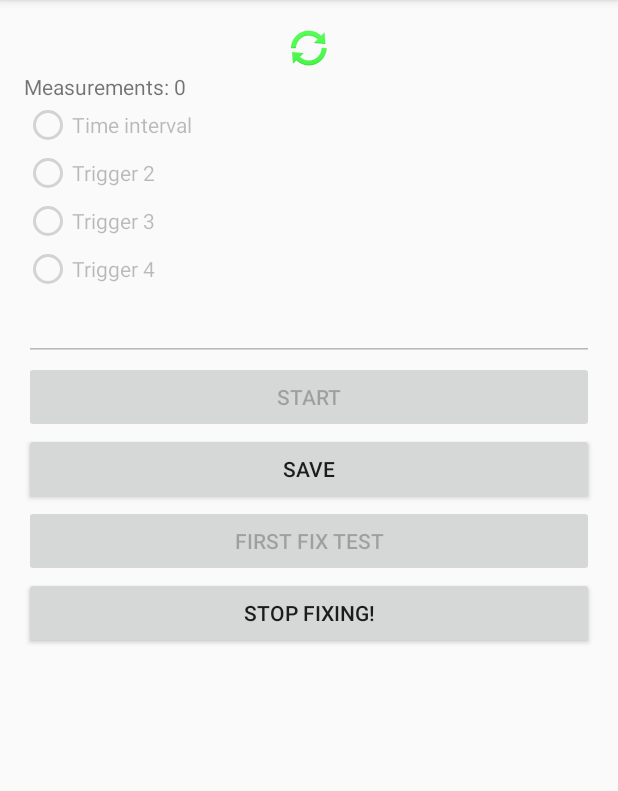
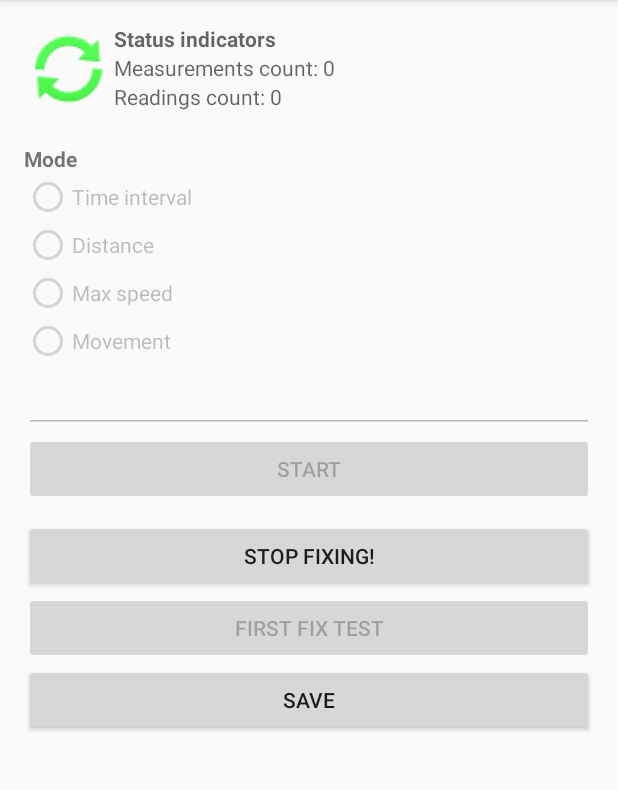
Before and after one commit to Winnak/AU-CS-PP-GNSS, an Android app: the screen it shows after launch (MainActivity), after a tap on "FIRST FIX TEST", on a phone screen of 412 x 824 dp, the part 84-875 px from its top. Run offline under Robolectric (Android 15) with nearby library versions, the phone set to English and light mode, and no system bars.

Commit message:
Updated arcitecture

```diff
--- a/app/src/main/java/dk/au/cs/pervasivepositioninggps/MainActivity.java
+++ b/app/src/main/java/dk/au/cs/pervasivepositioninggps/MainActivity.java
@@ -14,7 +14,6 @@ import android.widget.*;
 import java.security.AccessControlException;
 
 public class MainActivity extends AppCompatActivity {
-
     boolean m_Started = false;
 
     LocationManager m_LocMan;
@@ -26,6 +25,7 @@ public class MainActivity extends AppCompatActivity {
     Button m_FirstFixButton;
     ImageView m_StatusIcon;
     TextView m_MesaurementCountLabel;
+    TextView m_ReadingsCountLabel;
 
     public void onStartBtnClicked(View view)
     {
@@ -46,11 +46,14 @@ public class MainActivity extends AppCompatActivity {
             case R.id.triggerTime:
                 m_Monitor.getTimeFix(value);
                 break;
-            case R.id.trigger2:
+            case R.id.triggerDistance:
+                m_Monitor.getDistanceFix(value);
                 break;
-            case R.id.trigger3:
+            case R.id.triggerMaxSpeed:
+                m_Monitor.getMaxSpeedFix(value);
                 break;
-            case R.id.trigger4:
+            case R.id.triggerMovement:
+                m_Monitor.getMovementFix(value);
                 break;
             default:
                 Toast.makeText(getApplicationContext(), "Error: No trigger type was selected", Toast.LENGTH_SHORT).show();
@@ -62,9 +65,12 @@ public class MainActivity extends AppCompatActivity {
 
     public void onSaveBtnClicked(View view)
     {
+        // Write file
+
+        // If successful run the following, otherwise; return before this.
         Toast.makeText(getApplicationContext(), "File saved", Toast.LENGTH_SHORT).show();
         setWidgetEnables(true);
-
+        m_Monitor.measurements.clear();
         m_MesaurementCountLabel.setText("Measurements: " + m_Monitor.measurements.size());
     }
 
@@ -105,7 +111,7 @@ public class MainActivity extends AppCompatActivity {
 
         if (ActivityCompat.checkSelfPermission(this, Manifest.permission.ACCESS_FINE_LOCATION) != PackageManager.PERMISSION_GRANTED) {
             Log.e("Initialize", "Failed to acquire the proper permissions. " + Log.getStackTraceString(new AccessControlException("Failed to aquire proper permissions")));
-            return; // we (currently) want the stack trace if this fails.
+            return;
         }
 
         m_RadioGroup = (RadioGroup)findViewById(R.id.radioGroup);
@@ -114,15 +120,8 @@ public class MainActivity extends AppCompatActivity {
         m_FirstFixButton = (Button) findViewById(R.id.buttonTest);
         m_StatusIcon = (ImageView) findViewById(R.id.statusIcon);
         m_MesaurementCountLabel = (TextView)findViewById(R.id.labelMeasurementCount);
+        m_ReadingsCountLabel = (TextView)findViewById(R.id.labelReadingsCount);
 
-        m_Monitor = new NmeaMonitor(m_LocMan, getApplicationContext(), m_StatusIcon, m_MesaurementCountLabel);
-        if(m_LocMan.addNmeaListener(m_Monitor))
-        {
-            Log.i("Initialize", "Successfully started listener for NMEA");
-        }
-        else
-        {
-            Log.e("Initialize", "Failed started listener for NMEA");
-        }
+        m_Monitor = new NmeaMonitor(m_LocMan, getApplicationContext(), m_StatusIcon, m_MesaurementCountLabel, m_ReadingsCountLabel);
     }
 }
--- a/app/src/main/java/dk/au/cs/pervasivepositioninggps/NmeaMonitor.java
+++ b/app/src/main/java/dk/au/cs/pervasivepositioninggps/NmeaMonitor.java
@@ -8,88 +8,134 @@ import android.content.pm.PackageManager;
 import android.location.GpsStatus.NmeaListener;
 import android.location.LocationManager;
 import android.support.v4.app.ActivityCompat;
-import android.support.v4.view.accessibility.AccessibilityManagerCompat;
 import android.util.Log;
-import android.widget.EditText;
-import android.widget.ImageView;
-import android.widget.TextView;
-import android.widget.Toast;
+import android.widget.*;
 
+import java.text.SimpleDateFormat;
 import java.util.ArrayList;
+import java.util.Date;
 
 /**
  * Created by Erik on 27-09-2016.
  */
 
 public class NmeaMonitor implements NmeaListener {
+    private enum Mode {
+        NONE, SINGLE, TIME, DISTANCE, MAXSPEED, MOVEMENT
+    }
+
+    private Mode m_Mode = Mode.NONE;
+
     private final int kFoundColor = 0xAA00FF00;
     private final int kSearchingColor = 0xAAFFFF00;
 
     public ArrayList<GpggaMeasurement> measurements = new ArrayList<GpggaMeasurement>();
+    private int m_ReadingsCount = 0;
 
     private LocationManager m_LocMan;
     private Context m_AppContext;
     private ImageView m_StatusIcon;
-    private TextView m_MesaurementCountLabel;
+    private TextView m_MeasurementCountLabel;
+    private TextView m_ReadingsCountLabel;
     private PendingIntent m_Intent;
 
-    public NmeaMonitor(LocationManager locman, Context appContext, ImageView statusIcon, TextView countLabel) {
+    public NmeaMonitor(LocationManager locman, Context appContext, ImageView statusIcon, TextView countLabel, TextView readingscountLabel) {
         this.m_LocMan = locman;
         this.m_AppContext = appContext;
         this.m_StatusIcon = statusIcon;
-        this.m_MesaurementCountLabel = countLabel;
-
+        this.m_MeasurementCountLabel = countLabel;
+        this.m_ReadingsCountLabel = readingscountLabel;
 
         m_StatusIcon.setColorFilter(kFoundColor);
 
         Intent intent = new Intent(m_AppContext, this.getClass());
 
-        m_Intent = PendingIntent.getBroadcast(m_AppContext, 0, intent,
-                PendingIntent.FLAG_CANCEL_CURRENT);
+        m_Intent = PendingIntent.getBroadcast(m_AppContext, 0, intent, PendingIntent.FLAG_CANCEL_CURRENT);
     }
 
     public void getSingleFix() {
         if (ActivityCompat.checkSelfPermission(m_AppContext, Manifest.permission.ACCESS_FINE_LOCATION) != PackageManager.PERMISSION_GRANTED && ActivityCompat.checkSelfPermission(m_AppContext, Manifest.permission.ACCESS_COARSE_LOCATION) != PackageManager.PERMISSION_GRANTED) {
-            // TODO: Consider calling
-            //    ActivityCompat#requestPermissions
-            // here to request the missing permissions, and then overriding
-            //   public void onRequestPermissionsResult(int requestCode, String[] permissions,
-            //                                          int[] grantResults)
-            // to handle the case where the user grants the permission. See the documentation
-            // for ActivityCompat#requestPermissions for more details.
             Log.e("NMEA Monitor", "Could not find shit");
             return;
         }
+        m_LocMan.addNmeaListener(this);
         m_LocMan.requestSingleUpdate(LocationManager.GPS_PROVIDER, m_Intent);
+        m_Mode = Mode.SINGLE;
+        measurements.clear();
     }
-
 
     public void getTimeFix(int time) {
         if (ActivityCompat.checkSelfPermission(m_AppContext, Manifest.permission.ACCESS_FINE_LOCATION) != PackageManager.PERMISSION_GRANTED && ActivityCompat.checkSelfPermission(m_AppContext, Manifest.permission.ACCESS_COARSE_LOCATION) != PackageManager.PERMISSION_GRANTED) {
-            // TODO: Consider calling
-            //    ActivityCompat#requestPermissions
-            // here to request the missing permissions, and then overriding
-            //   public void onRequestPermissionsResult(int requestCode, String[] permissions,
-            //                                          int[] grantResults)
-            // to handle the case where the user grants the permission. See the documentation
-            // for ActivityCompat#requestPermissions for more details.
             Log.e("NMEA Monitor", "Could not find shit");
             return;
         }
-        m_LocMan.requestLocationUpdates(LocationManager.GPS_PROVIDER, time, 1, m_Intent);
+        m_LocMan.addNmeaListener(this);
+        m_LocMan.requestLocationUpdates(LocationManager.GPS_PROVIDER, time * 1000, 0, m_Intent);
+        m_Mode = Mode.TIME;
+        measurements.clear();
     }
 
-    public void stop()
-    {
+    public void getDistanceFix(int meters) {
+        if (ActivityCompat.checkSelfPermission(m_AppContext, Manifest.permission.ACCESS_FINE_LOCATION) != PackageManager.PERMISSION_GRANTED && ActivityCompat.checkSelfPermission(m_AppContext, Manifest.permission.ACCESS_COARSE_LOCATION) != PackageManager.PERMISSION_GRANTED) {
+            Log.e("NMEA Monitor", "Could not find shit");
+            return;
+        }
+        m_LocMan.addNmeaListener(this);
+        m_LocMan.requestLocationUpdates(LocationManager.GPS_PROVIDER, Integer.MAX_VALUE, meters, m_Intent);
+        m_Mode = Mode.DISTANCE;
+        measurements.clear();
+    }
+
+    public void getMaxSpeedFix(int meterspersec) {
+        if (ActivityCompat.checkSelfPermission(m_AppContext, Manifest.permission.ACCESS_FINE_LOCATION) != PackageManager.PERMISSION_GRANTED && ActivityCompat.checkSelfPermission(m_AppContext, Manifest.permission.ACCESS_COARSE_LOCATION) != PackageManager.PERMISSION_GRANTED) {
+            Log.e("NMEA Monitor", "Could not find shit");
+            return;
+        }
+        m_LocMan.addNmeaListener(this);
+        m_LocMan.requestLocationUpdates(LocationManager.GPS_PROVIDER, Integer.MAX_VALUE, 0, m_Intent);
+        m_Mode = Mode.MAXSPEED;
+        measurements.clear();
+    }
+
+    public void getMovementFix(int meterspersec) {
+        if (ActivityCompat.checkSelfPermission(m_AppContext, Manifest.permission.ACCESS_FINE_LOCATION) != PackageManager.PERMISSION_GRANTED && ActivityCompat.checkSelfPermission(m_AppContext, Manifest.permission.ACCESS_COARSE_LOCATION) != PackageManager.PERMISSION_GRANTED) {
+            Log.e("NMEA Monitor", "Could not find shit");
+            return;
+        }
+        m_LocMan.addNmeaListener(this);
+        m_LocMan.requestLocationUpdates(LocationManager.GPS_PROVIDER, Integer.MAX_VALUE, 0, m_Intent);
+        m_Mode = Mode.MOVEMENT;
+        measurements.clear();
+    }
+
+    public void stop() {
         m_LocMan.removeNmeaListener(this);
         m_StatusIcon.setColorFilter(kFoundColor);
         Toast.makeText(m_AppContext, "Stopping search", Toast.LENGTH_SHORT).show();
+        m_ReadingsCount = 0;
+        m_Mode = Mode.NONE;
     }
 
     @Override
     public void onNmeaReceived(long timestamp, String nmea) {
         if (!nmea.startsWith("$GPGGA")) {
             return;
+        }
+
+        String currentTime = new SimpleDateFormat("hh:mm:ss").format(new Date()).toString();
+
+        m_ReadingsCount++;
+        m_ReadingsCountLabel.setText("Readings count (as of " + currentTime +"): " + m_ReadingsCount);
+
+        switch (m_Mode){
+            case SINGLE:
+            case TIME:
+            case DISTANCE:
+            case MAXSPEED:
+            case MOVEMENT:
+                break;
+            default:
+                return;
         }
 
         GpggaMeasurement fix = GpggaMeasurement.parseString(nmea);
@@ -99,14 +145,12 @@ public class NmeaMonitor implements NmeaListener {
             measurements.add(fix);
 
             m_StatusIcon.setColorFilter(kFoundColor);
-            m_MesaurementCountLabel.setText("Measurements: " + measurements.size());
+            m_MeasurementCountLabel.setText("Measurements (as of " + currentTime  + "): " + measurements.size());
             Toast.makeText(m_AppContext, "Found fix. " + fix.toString(), Toast.LENGTH_SHORT).show();
             Log.i("Nmea Monitor", fix.toString());
-        }
-        else
-        {
+        } else {
             m_StatusIcon.setColorFilter(kSearchingColor);
-            Log.v("Localization", "Package received" + fix.toString());
+            //Log.v("Localization", "Package received" + fix.toString());
         }
     }
 }
--- a/app/src/main/res/layout/activity_main.xml
+++ b/app/src/main/res/layout/activity_main.xml
@@ -16,19 +16,61 @@
         android:layout_width="match_parent"
         android:layout_height="match_parent">
 
+        <RelativeLayout
+            android:layout_width="match_parent"
+            android:layout_height="60dp">
+
             <ImageView
-            android:layout_width="match_parent"
-            android:layout_height="wrap_content"
                 app:srcCompat="@android:drawable/ic_popup_sync"
                 android:id="@+id/statusIcon"
                 android:layout_row="0"
-            android:layout_column="0" />
+                android:layout_column="0"
+                android:layout_alignParentTop="true"
+                android:layout_alignParentBottom="true"
+                android:layout_width="60dp"
+                android:layout_height="70dp" />
 
             <TextView
-            android:text="Measurements: 0"
+                android:text="Status indicators"
+                android:layout_width="wrap_content"
+                android:layout_height="wrap_content"
+                android:id="@+id/labelStatusIndicators"
+                android:layout_alignParentTop="true"
+                android:layout_alignParentEnd="true"
+                android:layout_toEndOf="@+id/statusIcon"
+                android:textColor="?android:attr/textColorSecondary"
+                android:textStyle="normal|bold" />
+
+            <TextView
+                android:text="Measurements count: 0"
                 android:layout_width="match_parent"
                 android:layout_height="wrap_content"
-            android:id="@+id/labelMeasurementCount" />
+                android:id="@+id/labelMeasurementCount"
+                android:layout_below="@+id/labelStatusIndicators"
+                android:layout_toEndOf="@+id/statusIcon"
+                android:textColor="?android:attr/textColorSecondary" />
+
+            <TextView
+                android:text="Readings count: 0"
+                android:layout_width="match_parent"
+                android:layout_height="wrap_content"
+                android:id="@+id/labelReadingsCount"
+                android:layout_below="@+id/labelMeasurementCount"
+                android:layout_alignParentEnd="true"
+                android:layout_toEndOf="@+id/statusIcon"
+                android:textColor="?android:attr/textColorSecondary" />
+        </RelativeLayout>
+
+        <Space
+            android:layout_width="match_parent"
+            android:layout_height="20dp" />
+
+        <TextView
+            android:text="Mode"
+            android:layout_width="match_parent"
+            android:layout_height="wrap_content"
+            android:id="@+id/labelMode"
+            android:textStyle="normal|bold" />
 
         <RadioGroup
             android:layout_width="match_parent"
@@ -43,24 +85,24 @@
                 android:layout_weight="1" />
 
             <RadioButton
-                android:text="Trigger 2"
+                android:text="Distance"
                 android:layout_width="match_parent"
                 android:layout_height="wrap_content"
-                android:id="@+id/trigger2"
+                android:id="@+id/triggerDistance"
                 android:layout_weight="1" />
 
             <RadioButton
-                android:text="Trigger 3"
+                android:text="Max speed"
                 android:layout_width="match_parent"
                 android:layout_height="wrap_content"
-                android:id="@+id/trigger3"
+                android:id="@+id/triggerMaxSpeed"
                 android:layout_weight="1" />
 
             <RadioButton
-                android:text="Trigger 4"
+                android:text="Movement"
                 android:layout_width="match_parent"
                 android:layout_height="wrap_content"
-                android:id="@+id/trigger4"
+                android:id="@+id/triggerMovement"
                 android:layout_weight="1" />
         </RadioGroup>
 
@@ -78,12 +120,16 @@
             android:id="@+id/buttonStart"
             android:onClick="onStartBtnClicked" />
 
+        <Space
+            android:layout_width="match_parent"
+            android:layout_height="10dp" />
+
         <Button
-            android:text="Save"
+            android:text="Stop Fixing!"
             android:layout_width="match_parent"
             android:layout_height="wrap_content"
-            android:id="@+id/buttonSave"
-            android:onClick="onSaveBtnClicked" />
+            android:id="@+id/buttonStop"
+            android:onClick="onStopBtnClicked" />
 
         <Button
             android:text="First Fix Test"
@@ -93,11 +139,12 @@
             android:onClick="onTestClicked" />
 
         <Button
-            android:text="Stop Fixing!"
+            android:text="Save"
             android:layout_width="match_parent"
             android:layout_height="wrap_content"
-            android:id="@+id/buttonStop"
-            android:onClick="onStopBtnClicked" />
+            android:id="@+id/buttonSave"
+            android:onClick="onSaveBtnClicked" />
+
     </LinearLayout>
 
 </RelativeLayout>
```
Lines whose indentation alone changed are shown as unchanged.
